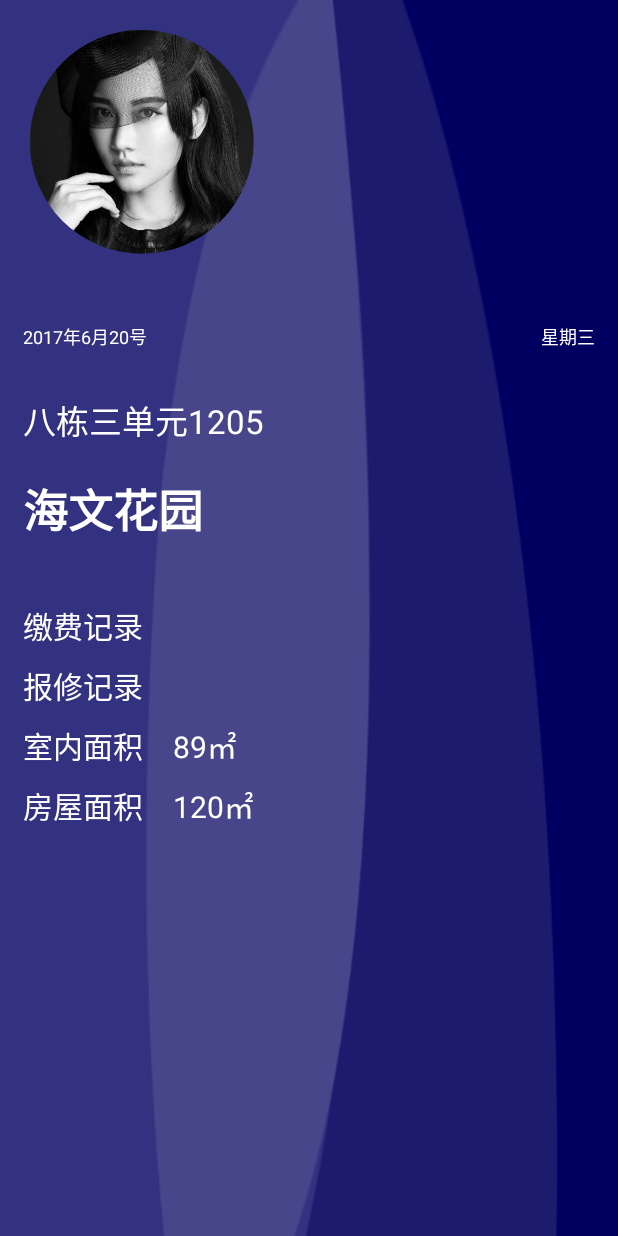
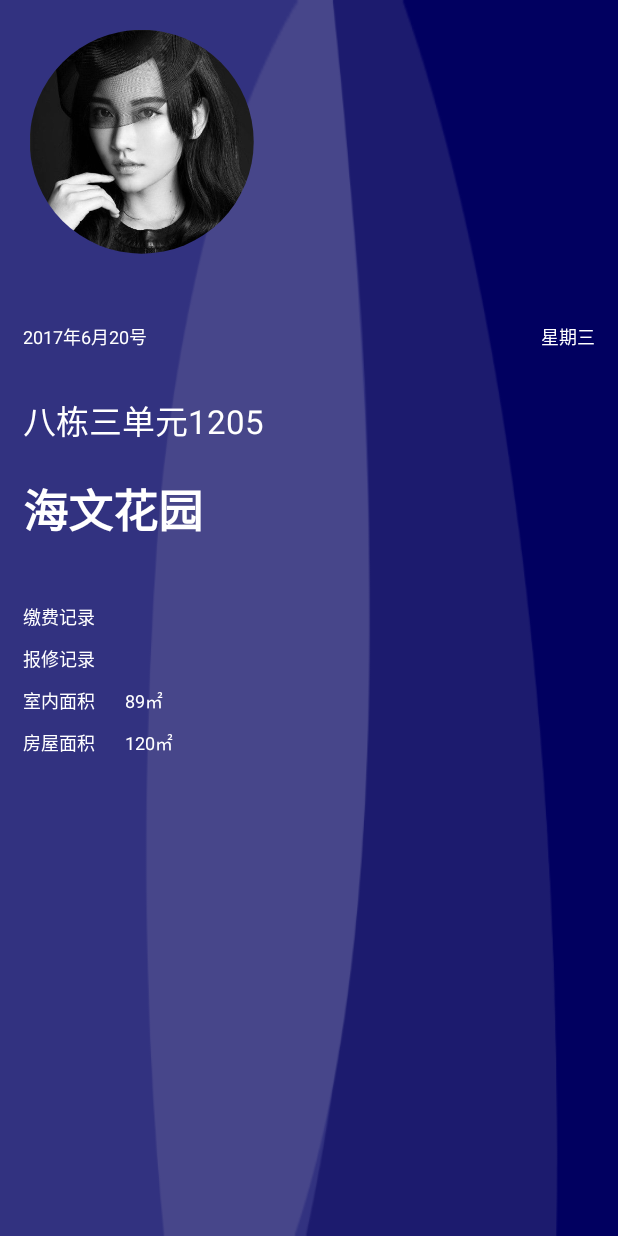
Before and after one commit to RaleighLuo/Wisdom, an Android app: the screen it shows after launch (MainActivity), on a phone screen of 412 x 824 dp. Run offline under Robolectric (Android 15) with nearby library versions, the phone set to English and light mode, and no system bars; our stand-ins replace ButterKnife, CircleImageView.

```diff
--- a/app/src/main/java/com/gkzxhn/wisdom/MainActivity.java
+++ b/app/src/main/java/com/gkzxhn/wisdom/MainActivity.java
@@ -45,8 +45,6 @@ public class MainActivity extends AppCompatActivity {
     @Bind(R.id.main_abl_app_bar)
     AppBarLayout mAblAppBar; // 整个可以滑动的AppBar
 
-    @Bind(R.id.main_tv_toolbar_title)
-    TextView mTvToolbarTitle; // 标题栏Title
     @Bind(R.id.NestedScrollView)
     NestedScrollView mNestedScrollView; // 标题栏Title
 
--- a/app/src/main/res/layout/activity_main.xml
+++ b/app/src/main/res/layout/activity_main.xml
@@ -50,8 +50,6 @@
         <!--app:behavior_overlapTop="20dp"-->
         <include layout="@layout/content_layout"
             />
-        <!--</android.support.v7.widget.CardView>-->
-
     </android.support.v4.widget.NestedScrollView>
 
 
--- a/app/src/main/res/layout/home_full_screen_layout.xml
+++ b/app/src/main/res/layout/home_full_screen_layout.xml
@@ -51,7 +51,7 @@
         android:layout_height="wrap_content"
         android:text="@string/pay_record"
         android:layout_marginTop="40dip"
-        android:textSize="20sp"
+        android:textSize="12sp"
         android:textColor="@android:color/white"
         android:layout_below="@+id/home_full_screen_layout_tv_community_name"
         android:id="@+id/home_full_screen_layout_tv_pay_record"
@@ -61,7 +61,7 @@
         android:layout_height="wrap_content"
         android:text="@string/repair_record"
         android:layout_marginTop="10dip"
-        android:textSize="20sp"
+        android:textSize="12sp"
         android:textColor="@android:color/white"
         android:layout_below="@+id/home_full_screen_layout_tv_pay_record"
         android:id="@+id/home_full_screen_layout_tv_repair_record"
@@ -72,7 +72,7 @@
         android:layout_height="wrap_content"
         android:text="@string/carpet_area"
         android:layout_marginTop="10dip"
-        android:textSize="20sp"
+        android:textSize="12sp"
         android:textColor="@android:color/white"
         android:layout_below="@+id/home_full_screen_layout_tv_repair_record"
         android:id="@+id/home_full_screen_layout_tv_carpet_area"
@@ -82,7 +82,7 @@
         android:layout_height="wrap_content"
         android:text="89㎡"
         android:layout_marginLeft="20dip"
-        android:textSize="20sp"
+        android:textSize="12sp"
         android:layout_toRightOf="@+id/home_full_screen_layout_tv_carpet_area"
         android:layout_alignTop="@+id/home_full_screen_layout_tv_carpet_area"
         android:textColor="@android:color/white"
@@ -93,7 +93,7 @@
         android:layout_height="wrap_content"
         android:text="@string/housing_area"
         android:layout_marginTop="10dip"
-        android:textSize="20sp"
+        android:textSize="12sp"
         android:textColor="@android:color/white"
         android:layout_below="@+id/home_full_screen_layout_tv_carpet_area"
         android:id="@+id/home_full_screen_layout_tv_housing_area"
@@ -103,7 +103,7 @@
         android:layout_height="wrap_content"
         android:text="120㎡"
         android:layout_marginLeft="20dip"
-        android:textSize="20sp"
+        android:textSize="12sp"
         android:layout_toRightOf="@+id/home_full_screen_layout_tv_housing_area"
         android:layout_alignTop="@+id/home_full_screen_layout_tv_housing_area"
         android:textColor="@android:color/white"
```
Also changed, not shown: app/src/main/res/layout/content_layout.xml (+45 -45 lines).
